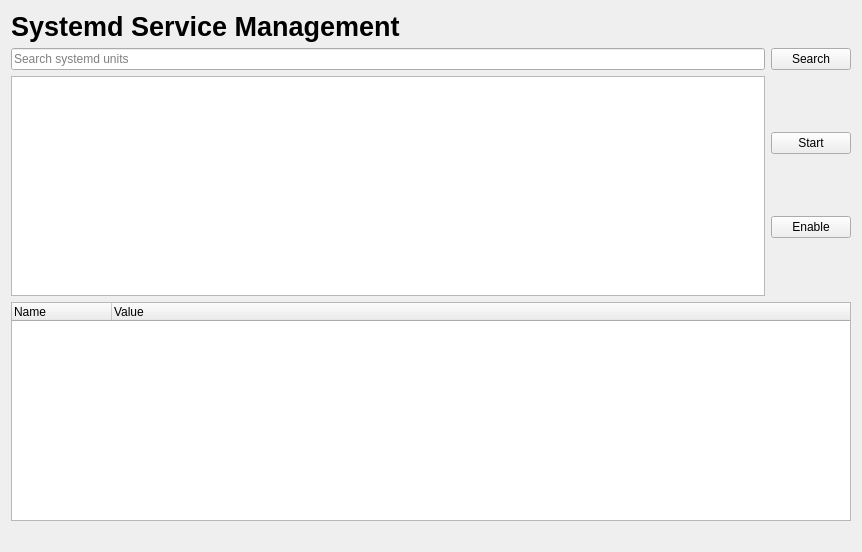
First picture: the form in archcentral/ui/designer/servicemanager.ui, repository szabatoro/archcentral-thesis, before the edit.
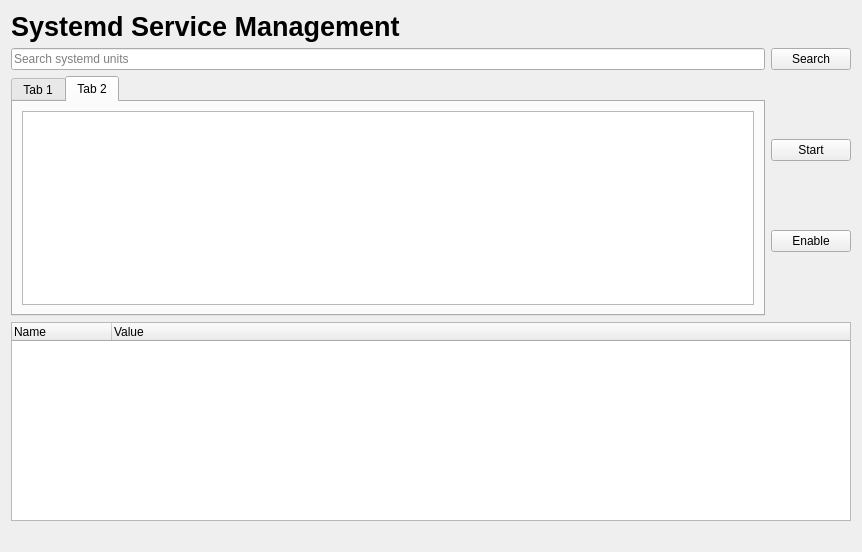
Second picture: the form after the edit.

What changed in the file:
```diff
--- a/archcentral/ui/designer/servicemanager.ui
+++ b/archcentral/ui/designer/servicemanager.ui
@@ -51,7 +51,23 @@
    <item>
     <layout class="QHBoxLayout" name="horizontalLayout2">
      <item>
-      <widget class="QTableView" name="service_list_table">
+      <widget class="QTabWidget" name="user_system_tab">
+       <property name="tabPosition">
+        <enum>QTabWidget::TabPosition::North</enum>
+       </property>
+       <property name="currentIndex">
+        <number>1</number>
+       </property>
+       <property name="documentMode">
+        <bool>false</bool>
+       </property>
+       <widget class="QWidget" name="system_services_tab">
+        <attribute name="title">
+         <string>Tab 1</string>
+        </attribute>
+        <layout class="QVBoxLayout" name="verticalLayout_3">
+         <item>
+          <widget class="QTableView" name="system_service_list_table">
        <property name="font">
         <font>
          <bold>true</bold>
@@ -66,6 +82,44 @@
        <attribute name="verticalHeaderVisible">
         <bool>false</bool>
        </attribute>
+           <attribute name="verticalHeaderStretchLastSection">
+            <bool>true</bool>
+           </attribute>
+          </widget>
+         </item>
+        </layout>
+       </widget>
+       <widget class="QWidget" name="user_services_tab">
+        <attribute name="title">
+         <string>Tab 2</string>
+        </attribute>
+        <layout class="QVBoxLayout" name="verticalLayout_4">
+         <item>
+          <widget class="QTableView" name="user_service_list_table">
+           <property name="font">
+            <font>
+             <bold>true</bold>
+            </font>
+           </property>
+           <property name="selectionMode">
+            <enum>QAbstractItemView::SelectionMode::SingleSelection</enum>
+           </property>
+           <property name="selectionBehavior">
+            <enum>QAbstractItemView::SelectionBehavior::SelectRows</enum>
+           </property>
+           <attribute name="horizontalHeaderStretchLastSection">
+            <bool>true</bool>
+           </attribute>
+           <attribute name="verticalHeaderVisible">
+            <bool>false</bool>
+           </attribute>
+           <attribute name="verticalHeaderStretchLastSection">
+            <bool>true</bool>
+           </attribute>
+          </widget>
+         </item>
+        </layout>
+       </widget>
       </widget>
      </item>
      <item>
```
Lines whose indentation alone changed are shown as unchanged.
